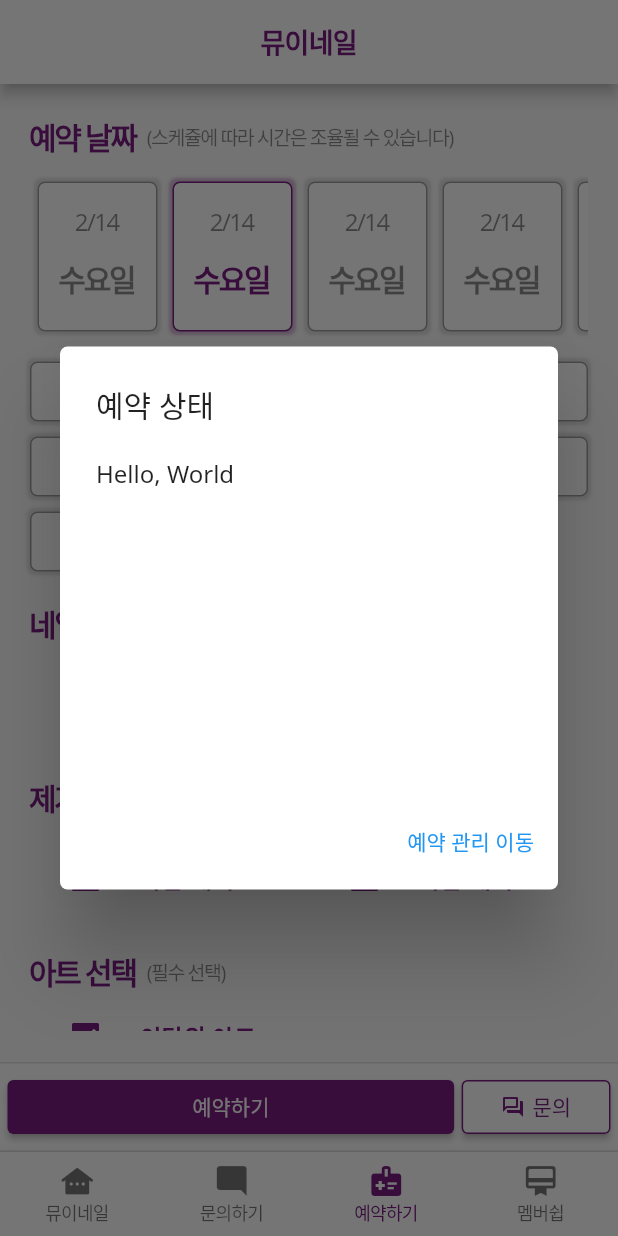
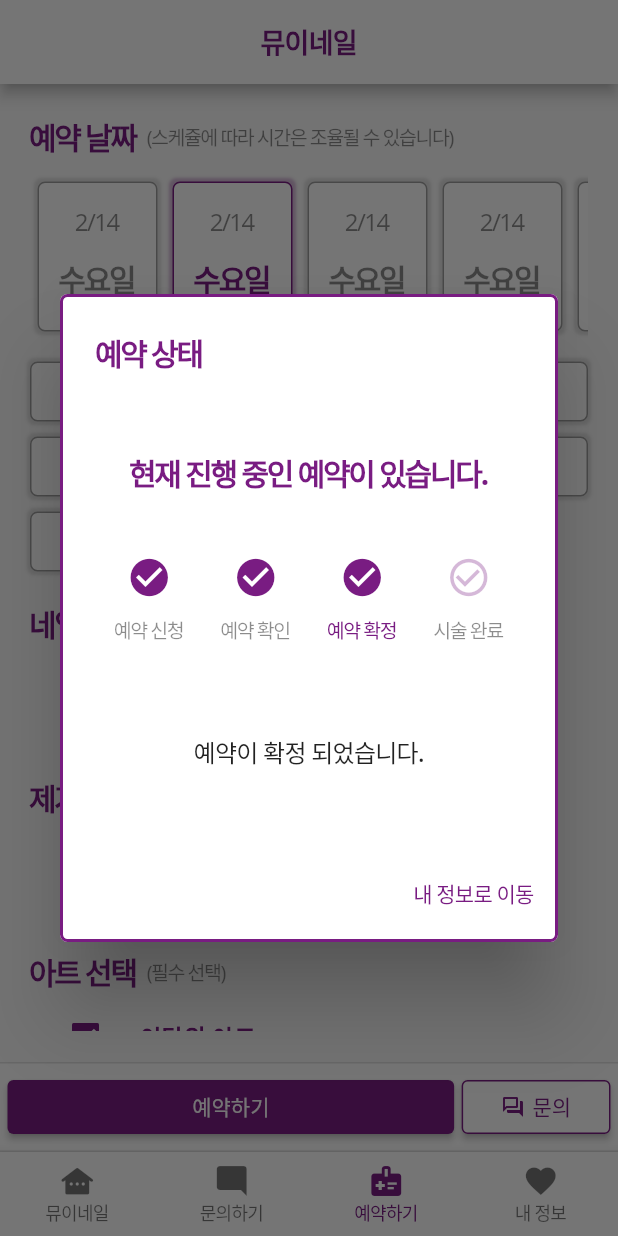
Before and after one commit to binbyz/flutter-mueynail, a Flutter app: the screen it shows after launch, item 3 of the bottom bar chosen, on a phone screen of 412 x 824 dp. Run offline on Flutter 3.47's test engine with Material 2 defaults, Android fonts, the phone set to English and light mode, and no system bars; our stand-ins replace carousel_slider; network calls fail.

```diff
--- a/lib/app/components/app_navigation.dart
+++ b/lib/app/components/app_navigation.dart
@@ -29,7 +29,7 @@ class AppNavigation extends StatelessWidget {
           BottomNavigationBarItem(icon: Icon(Icons.other_houses_rounded), label: valueBrand),
           BottomNavigationBarItem(icon: Icon(Icons.mode_comment), label: '문의하기'),
           BottomNavigationBarItem(icon: Icon(Icons.medical_information), label: '예약하기'),
-          BottomNavigationBarItem(icon: Icon(Icons.card_membership_rounded), label: '멤버쉽'),
+          BottomNavigationBarItem(icon: Icon(Icons.favorite_sharp), label: '내 정보'),
         ],
       ),
     );
--- /dev/null
+++ b/lib/app/enum/booking_step_enum.dart
@@ -0,0 +1,13 @@
+import 'package:mueynail/constants/value.dart';
+
+enum BookingStep {
+  apply('예약 신청', '$valueBrand에서 예약확인 중입니다.'),
+  applyChecked('예약 확인', '예약금 입금 후에 예약이 확정됩니다.'),
+  depositConfirmed('예약 확정', '예약이 확정 되었습니다.'),
+  end('시술 완료', '후기를 남겨 포인트 챙겨가세요 :)');
+
+  const BookingStep(this.label, this.description);
+
+  final String label;
+  final String description;
+}
--- a/lib/constants/style.dart
+++ b/lib/constants/style.dart
@@ -10,6 +10,12 @@ const brandTextStyle = TextStyle(
 
 final navigationTextStyle = brandTextStyle.copyWith(
   fontSize: 12,
+  fontWeight: FontWeight.w500,
+);
+
+final normalTextStyle = brandTextStyle.copyWith(
+  fontSize: 16,
+  color: Colors.black87,
   fontWeight: FontWeight.w500,
 );
 
--- a/lib/constants/value.dart
+++ b/lib/constants/value.dart
@@ -1 +1,5 @@
 const String valueBrand = '뮤이네일';
+
+const String accountBank = '신한은행';
+const String accountName = '임원빈';
+const String accountNumber = '110-313-447748';
--- a/lib/screens/reservation/reservation_screen.dart
+++ b/lib/screens/reservation/reservation_screen.dart
@@ -1,8 +1,10 @@
 import 'package:flutter/material.dart';
 import 'package:mueynail/app/components/app_checkbox_list_title.dart';
 import 'package:mueynail/app/enum/art_group_enum.dart';
+import 'package:mueynail/app/enum/booking_step_enum.dart';
 import 'package:mueynail/constants/color.dart';
 import 'package:mueynail/screens/reservation/components/booking_date.dart';
+import 'package:mueynail/screens/reservation/components/booking_modal.dart';
 import 'package:mueynail/screens/reservation/components/booking_time.dart';
 
 import '../home/components/content_box.dart';
@@ -20,32 +22,11 @@ class ReservationScreen extends StatefulWidget {
 }
 
 class _ReservationScreenState extends State<ReservationScreen> {
-  void _showReservationStatusDialog(BuildContext context) {
-    showDialog(
-      context: context,
-      barrierDismissible: false,
-      builder: (BuildContext context) {
-        return AlertDialog(
-          shape: RoundedRectangleBorder(
-            borderRadius: BorderRadius.circular(5),
-          ),
-          title: Text('예약 상태'),
-          content: SizedBox(
-            height: 200,
-            width: 300,
-            child: Text('Hello, World'),
-          ),
-          actions: [
-            TextButton(onPressed: () {}, child: Text('예약 관리 이동')),
-          ],
-        );
-      },
-    );
-  }
+  BookingStep currentStep = BookingStep.depositConfirmed;
 
   @override
   Widget build(BuildContext context) {
-    Future.delayed(Duration.zero, () => _showReservationStatusDialog(context));
+    Future.delayed(Duration.zero, () => showBookingModal(context, currentStep));
 
     return Scaffold(
       appBar: const HomeAppBar(),
```
Also changed, not shown: lib/main.dart (+9 -0 lines), lib/screens/reservation/components/booking_modal.dart (added, +91 -0 lines), lib/constants/color.dart (line endings or trailing spaces).
